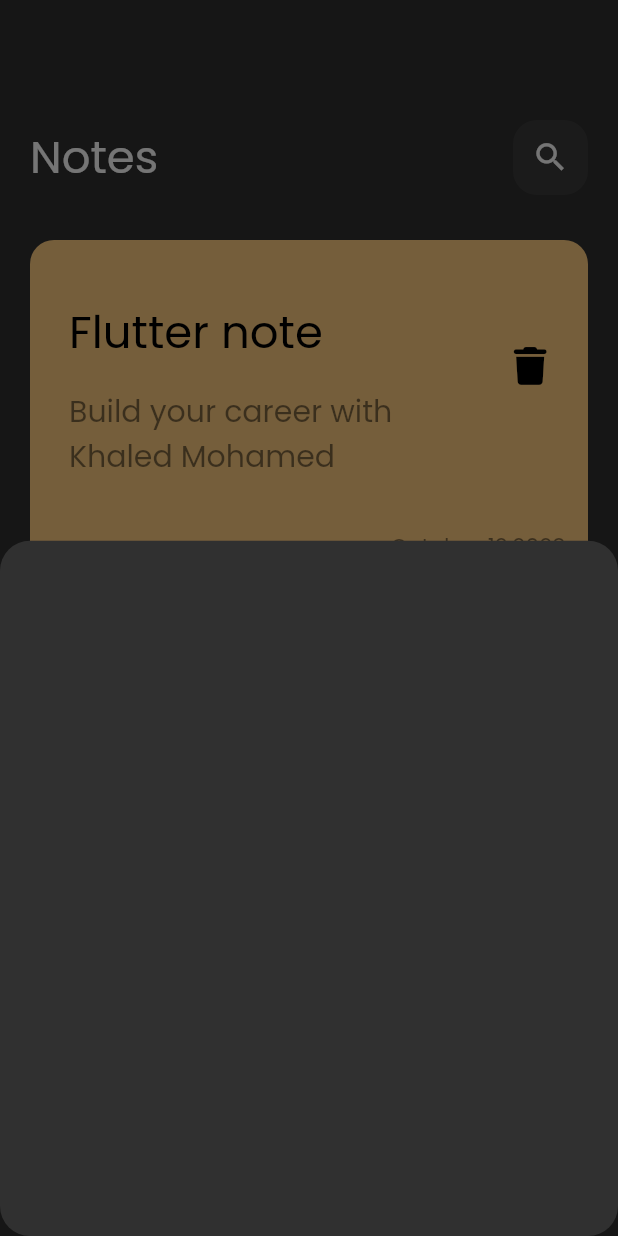
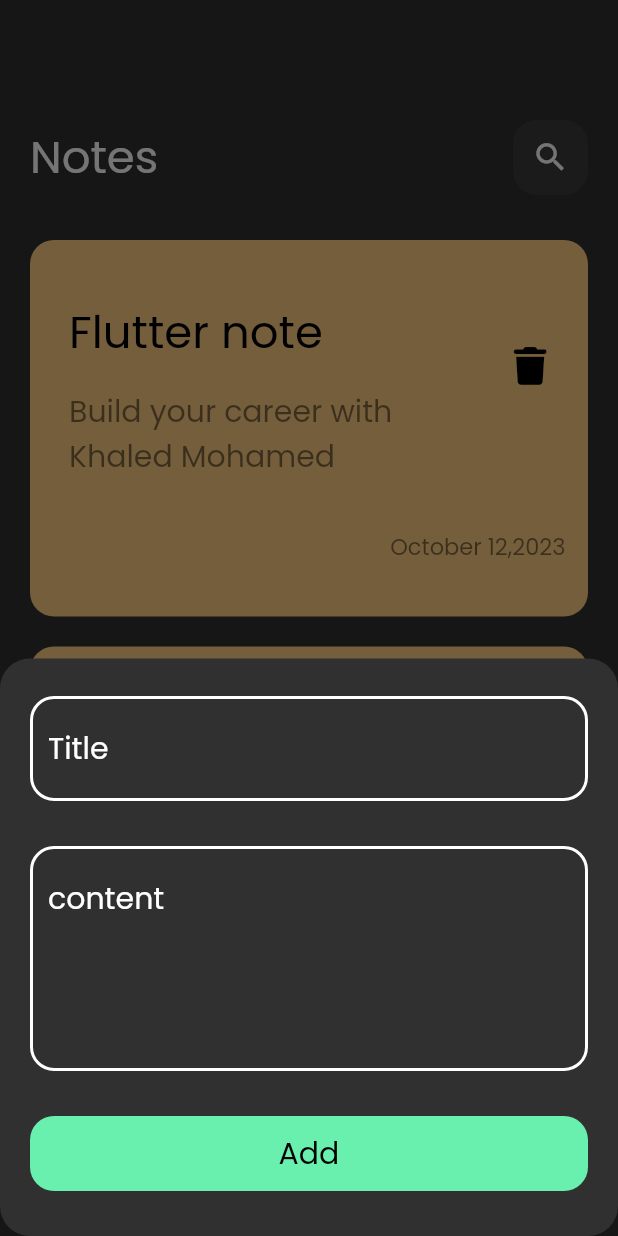
Before and after one commit to khaled365-code/notes_app, a Flutter app: the screen it shows after launch, after a tap on the "add" icon, on a phone screen of 412 x 824 dp. Run offline on Flutter 3.47's test engine with Material 2 defaults, Android fonts, the phone set to English and light mode, and no system bars; our stand-ins replace font_awesome_flutter.

Commit message:
Finishing modalchatbutton and it is design

```diff
--- /dev/null
+++ b/lib/constants/constants.dart
@@ -0,0 +1,3 @@
+
+import 'package:flutter/material.dart';
+const Color kPrimaryColor=Colors.greenAccent;
--- /dev/null
+++ b/lib/widgets/custom_button.dart
@@ -0,0 +1,22 @@
+import 'package:flutter/material.dart';
+import 'package:notes_app/constants/constants.dart';
+
+class Custombutton extends StatelessWidget {
+
+  @override
+  Widget build(BuildContext context)
+  {
+     return Padding(
+       padding: const EdgeInsets.only(bottom: 30),
+       child: Container(
+         width: MediaQuery.of(context).size.width,
+         height: 50,
+         decoration: BoxDecoration(
+           borderRadius: BorderRadius.circular(16),
+           color: kPrimaryColor
+         ),
+         child: Center(child: Text('Add',style: TextStyle(color:Colors.black,fontSize: 20 ),)),
+       ),
+     );
+  }
+}
--- /dev/null
+++ b/lib/widgets/custom_textfield.dart
@@ -0,0 +1,38 @@
+
+import 'package:flutter/material.dart';
+import 'package:notes_app/constants/constants.dart';
+
+
+class Customtextfield extends StatelessWidget {
+
+  Customtextfield({required this.hintText,this.maxlines=1,});
+  final String hintText;
+  final int maxlines;
+  @override
+  Widget build(BuildContext context)
+  {
+    return TextField(
+      cursorColor: kPrimaryColor,
+        maxLines: maxlines,
+        decoration: InputDecoration(
+          hintText: hintText,
+          hintStyle: TextStyle(color: Colors.white,fontSize: 20),
+          enabledBorder: OutlineInputBorder(
+              borderRadius: BorderRadius.circular(16),
+              borderSide: BorderSide(
+                  color: Colors.white,
+                  width: 2,
+              )
+          ),
+          focusedBorder: OutlineInputBorder(
+              borderRadius: BorderRadius.circular(16),
+              borderSide: BorderSide(
+                  color: Colors.greenAccent,
+                  width: 2,
+              )
+          ),
+
+        )
+    );
+  }
+}
--- a/lib/widgets/modalbuttomsheet_widget.dart
+++ b/lib/widgets/modalbuttomsheet_widget.dart
@@ -1,11 +1,31 @@
 
 
 import 'package:flutter/material.dart';
+
+import 'custom_button.dart';
+import 'custom_textfield.dart';
 class Modalbuttomsheet extends StatelessWidget {
 
   @override
   Widget build(BuildContext context)
   {
-    return Container();
+    return Padding(
+        padding: const EdgeInsets.only(top: 25,left: 20,right: 20),
+          child: SingleChildScrollView(
+            child: Column(
+              children: [
+                Customtextfield(hintText: 'Title'),
+                SizedBox(height: 30,),
+                Customtextfield(hintText: 'content',maxlines: 5,),
+                SizedBox(height: 30,),
+                Custombutton(),
+
+
+
+              ],
+            ),
+          ),
+
+      );
   }
 }
```
